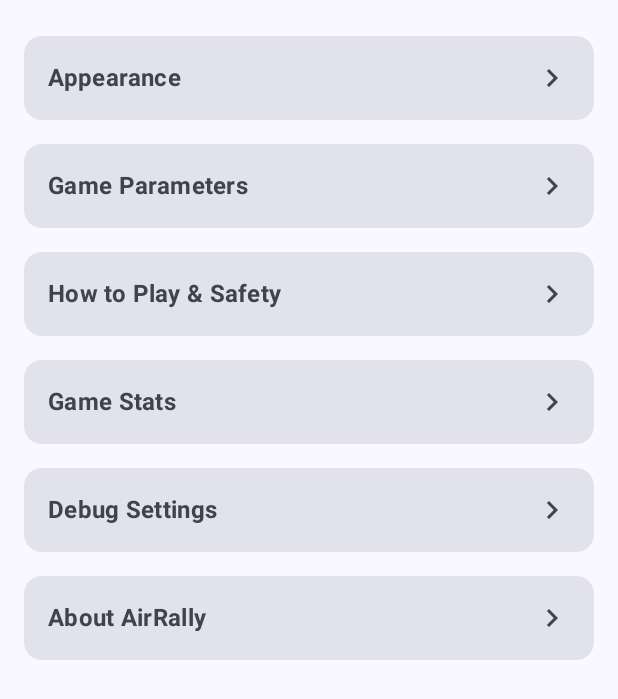
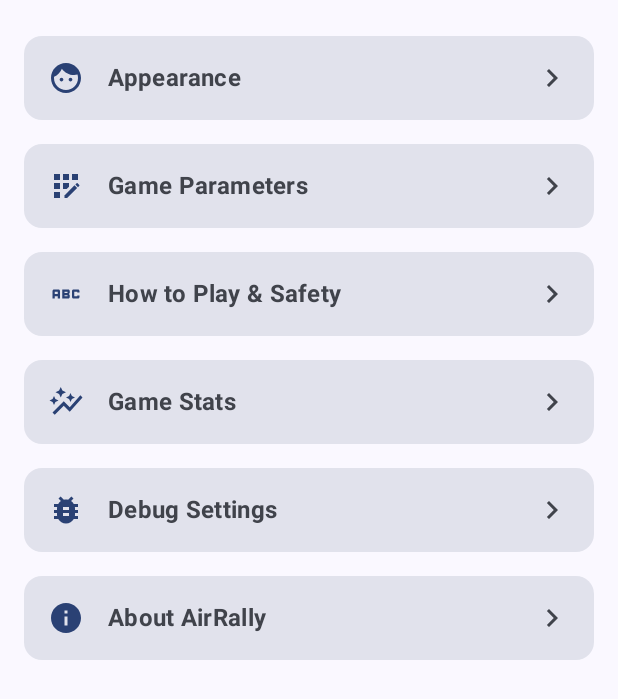
Before and after one commit to blairun/AirRally, an Android app built with Jetpack Compose: the composable SettingsMainScreen shown on its own in the app's theme, on a phone screen of 412 x 824 dp. Shown: the top 699 px of the screen. Run offline under Robolectric (Android 15) with nearby library versions, the phone set to English and light mode, and no system bars; 2 statements that could not run were skipped.

Commit message:
localization updates

```diff
--- a/app/src/main/java/com/air/pong/ui/screens/SettingsScreen.kt
+++ b/app/src/main/java/com/air/pong/ui/screens/SettingsScreen.kt
@@ -9,6 +9,11 @@ import androidx.compose.foundation.verticalScroll
 import androidx.compose.material.icons.Icons
 import androidx.compose.material.icons.automirrored.filled.ArrowBack
 import androidx.compose.material.icons.automirrored.filled.KeyboardArrowRight
+import androidx.compose.material.icons.filled.Abc
+import androidx.compose.material.icons.filled.AppRegistration
+import androidx.compose.material.icons.filled.AutoFixHigh
+import androidx.compose.material.icons.filled.AutoGraph
+import androidx.compose.material.icons.filled.BugReport
 import androidx.compose.material.icons.filled.Build
 import androidx.compose.material.icons.filled.DateRange
 import androidx.compose.material.icons.filled.Face
@@ -117,7 +122,7 @@ fun SettingsScreen(
                             SettingsScreenType.Main -> stringResource(R.string.settings)
                             SettingsScreenType.Appearance -> stringResource(R.string.appearance)
                             SettingsScreenType.GameParams -> stringResource(R.string.game_parameters)
-                            SettingsScreenType.Stats -> "Game Stats"
+                            SettingsScreenType.Stats -> stringResource(R.string.stats_title)
                             SettingsScreenType.Help -> stringResource(R.string.how_to_play_safety)
                             SettingsScreenType.Debug -> stringResource(R.string.debug_settings)
                             SettingsScreenType.About -> stringResource(R.string.about_airrally)
@@ -243,27 +248,27 @@ fun SettingsMainScreen(
         )
         SettingsCategoryItem(
             title = stringResource(R.string.game_parameters),
-            icon = Icons.Default.Settings,
+            icon = Icons.Default.AppRegistration,
             onClick = { onNavigate(SettingsScreenType.GameParams) }
         )
         SettingsCategoryItem(
             title = stringResource(R.string.how_to_play_safety),
-            icon = Icons.Default.Info,
+            icon = Icons.Default.Abc,
             onClick = { onNavigate(SettingsScreenType.Help) }
         )
         SettingsCategoryItem(
-            title = "Game Stats",
-            icon = Icons.Default.DateRange,
+            title = stringResource(R.string.stats_title),
+            icon = Icons.Default.AutoGraph,
             onClick = { onNavigate(SettingsScreenType.Stats) }
         )
         SettingsCategoryItem(
             title = stringResource(R.string.debug_settings),
-            icon = Icons.Default.Build,
+            icon = Icons.Default.BugReport,
             onClick = { onNavigate(SettingsScreenType.Debug) }
         )
         SettingsCategoryItem(
             title = stringResource(R.string.about_airrally),
-            icon = Icons.Default.Person,
+            icon = Icons.Default.Info,
             onClick = { onNavigate(SettingsScreenType.About) }
         )
     }
@@ -290,6 +295,12 @@ fun SettingsCategoryItem(
             horizontalArrangement = Arrangement.SpaceBetween
         ) {
             Row(verticalAlignment = Alignment.CenterVertically) {
+                Icon(
+                    imageVector = icon,
+                    contentDescription = null,
+                    modifier = Modifier.padding(end = 16.dp),
+                    tint = MaterialTheme.colorScheme.primary
+                )
                 Text(
                     text = title,
                     style = MaterialTheme.typography.titleMedium,
```
Also changed, not shown: app/src/main/java/com/air/pong/ui/screens/GameScreen.kt (+5 -5 lines), app/src/main/java/com/air/pong/ui/screens/StatsScreen.kt (+19 -19 lines), app/src/main/res/values/strings.xml (+29 -0 lines), 10 other files.
